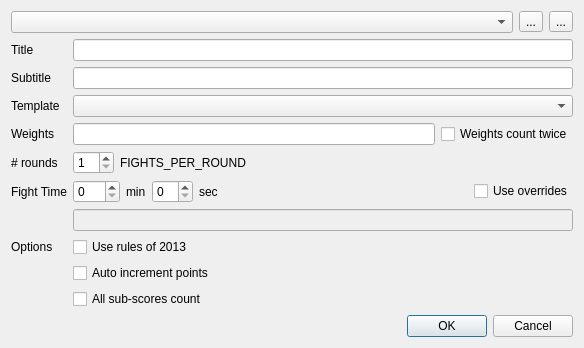
This is TeamTournament/ModeManagerDlg.ui in fmuecke/Ipponboard as Qt 5 draws it before an edit. The edited form follows.
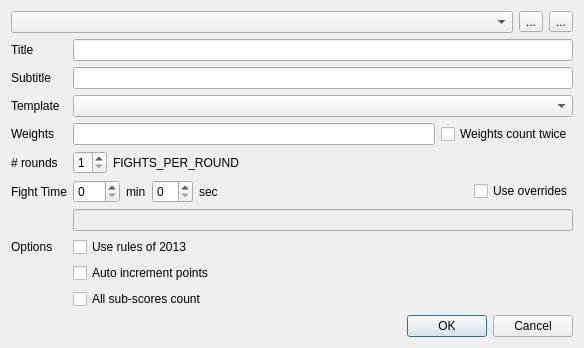
This is the edited form. Icons and pictures are not drawn.

Commit message: restricted number of round to two

The edit to the form file:
```diff
--- a/TeamTournament/ModeManagerDlg.ui
+++ b/TeamTournament/ModeManagerDlg.ui
@@ -126,6 +126,9 @@
          <property name="minimum">
           <number>1</number>
          </property>
+         <property name="maximum">
+          <number>2</number>
+         </property>
         </widget>
        </item>
        <item>
```
The commit also changes 2 other files.
